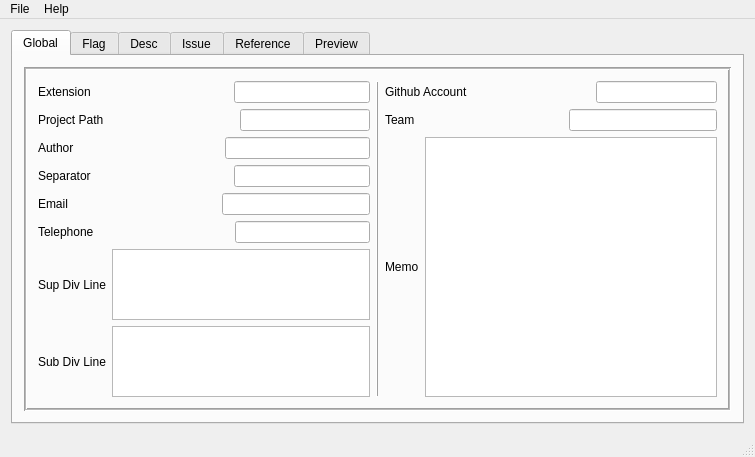
First picture: the form in CommentHelper/mainwindow.ui, repository jopemachine-playground/Summary-Commenter, before the edit.
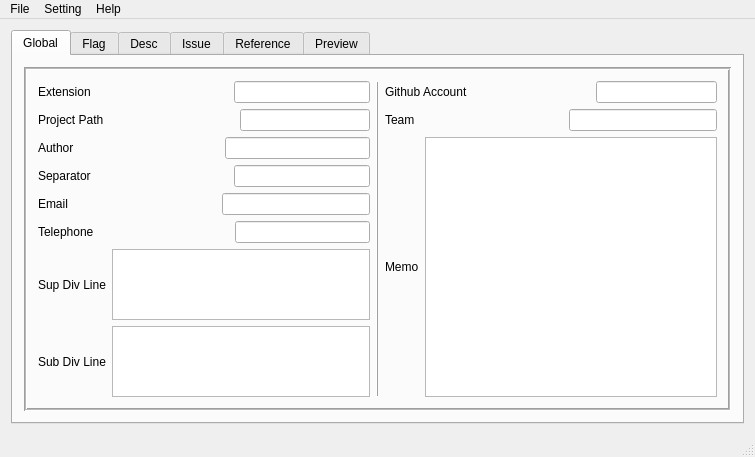
Second picture: the form after the edit. Icons and pictures are not drawn.

What changed in the file:
```diff
--- a/CommentHelper/mainwindow.ui
+++ b/CommentHelper/mainwindow.ui
@@ -549,7 +549,14 @@
     </property>
     <addaction name="actionGithub"/>
    </widget>
+   <widget class="QMenu" name="menuSetting">
+    <property name="title">
+     <string>Setting</string>
+    </property>
+    <addaction name="actionRecursive_Traversal"/>
+   </widget>
    <addaction name="menuFiel"/>
+   <addaction name="menuSetting"/>
    <addaction name="menuHelp"/>
   </widget>
   <widget class="QStatusBar" name="statusBar"/>
```
Left out of the diff: 17 changed lines with no effect on the pictures.
